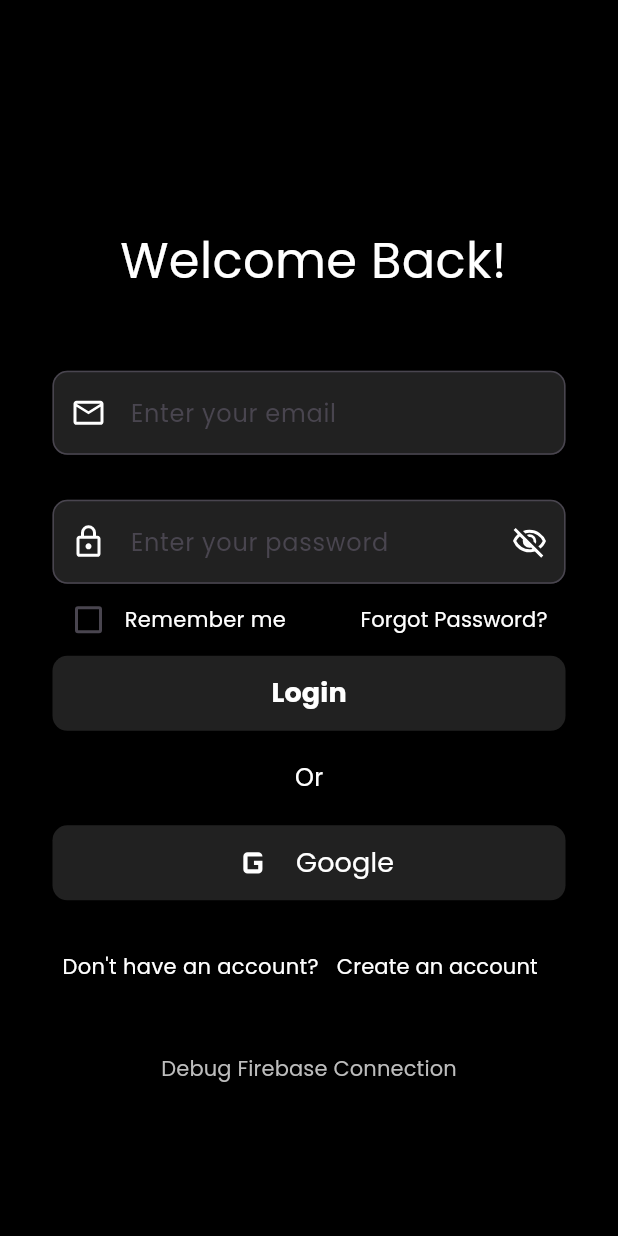
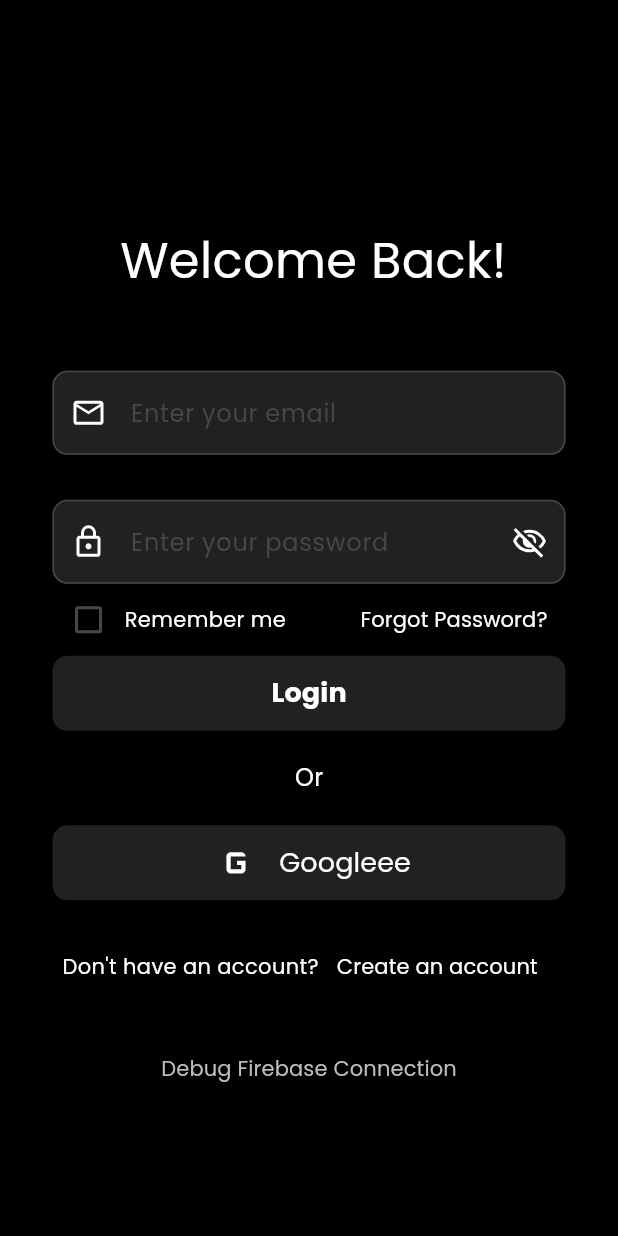
Before and after one commit to Bishnuu72/Flutter-Projects, a Flutter app: the screen it shows after launch, on a phone screen of 412 x 824 dp. Run offline on Flutter 3.47's test engine with Material 3 defaults, Android fonts, the phone set to English and light mode, and no system bars; our stand-ins replace awesome_dialog, cloud_firestore, dio, firebase_auth, firebase_core, firebase_messaging and 6 more; accounts and stored records are empty.

Commit message:
fix error

```diff
--- a/lib/screens/login_screen.dart
+++ b/lib/screens/login_screen.dart
@@ -310,7 +310,7 @@ class _LoginScreenState extends State<LoginScreen> {
               color: Colors.white,
             ),
             const SizedBox(width: 8),
-            const Text("Google", style: TextStyle(color: Colors.white, fontSize: 18)),
+            const Text("Googleee", style: TextStyle(color: Colors.white, fontSize: 18)),
           ],
         ),
       ),
```
